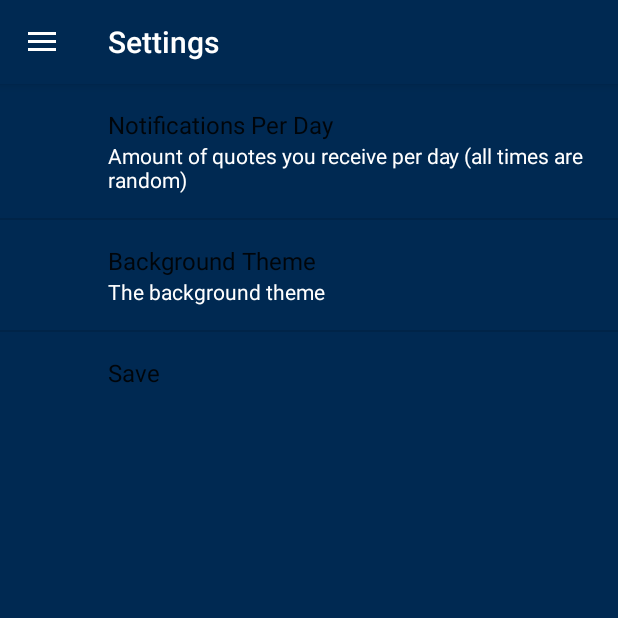
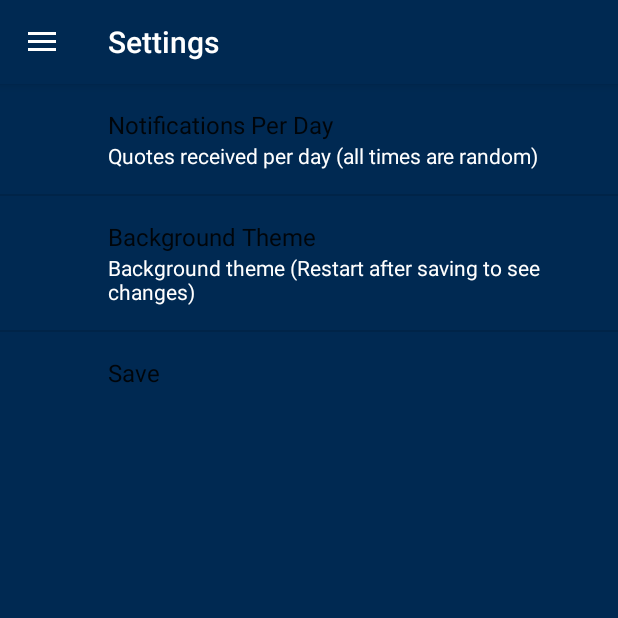
Before and after one commit to danieledwardharrington/betterDays, an Android app: the screen it shows after launch (MainActivity before the commit, SettingsActivity after it), in the side drawer, after a tap on "Settings", on a phone screen of 412 x 824 dp, the top half of it. Run offline under Robolectric (Android 15) with nearby library versions, the phone set to English and light mode, and no system bars; our stand-ins replace androidx.preference.

Commit message:
added text file for quotes; added method shell for populating lists; added notification intent to launch proper fragment

```diff
--- a/app/src/main/AndroidManifest.xml
+++ b/app/src/main/AndroidManifest.xml
@@ -11,7 +11,9 @@
         android:roundIcon="@mipmap/ic_launcher_round"
         android:supportsRtl="true"
         android:theme="@style/AppTheme">
-
+        <activity android:name=".SettingsActivity"
+            android:theme="@style/AppTheme.NoActionBar"
+            />
         <activity
             android:name=".MainActivity"
             android:theme="@style/AppTheme.NoActionBar">
--- a/app/src/main/java/com/abc/danielharrington/betterdays/MainActivity.kt
+++ b/app/src/main/java/com/abc/danielharrington/betterdays/MainActivity.kt
@@ -1,6 +1,7 @@
 package com.abc.danielharrington.betterdays
 
 import android.content.Context
+import android.content.Intent
 import com.google.android.material.navigation.NavigationView
 
 import androidx.core.view.GravityCompat
@@ -30,8 +31,26 @@ class MainActivity : AppCompatActivity(), NavigationView.OnNavigationItemSelecte
 
     private var appNotifications: Int = 0
 
+    companion object{
+        var quotesList: ArrayList<String> = ArrayList()
+        var speakersList: ArrayList<String> = ArrayList()
+    }
+
     override fun onCreate(savedInstanceState: Bundle?) {
         super.onCreate(savedInstanceState)
+
+        //populating the quotes and speakers lists
+        populateLists()
+
+        //for launching a fragment from notification
+        var type: String = getIntent().getStringExtra("From")
+        if(type != null){
+            when (type){
+                "quotesFragment" -> {
+                    supportFragmentManager.beginTransaction().replace(R.id.fragment_container, quotesFragment!!).commit()
+                }//quotesFragment
+            }//when
+        }//if
 
         aboutFragment = AboutFragment()
         settingsFragment = SettingsFragment()
@@ -64,7 +83,10 @@ class MainActivity : AppCompatActivity(), NavigationView.OnNavigationItemSelecte
         when (item.itemId) {
             R.id.nav_quotes -> supportFragmentManager.beginTransaction().replace(R.id.fragment_container, quotesFragment!!).commit()
             R.id.nav_about -> supportFragmentManager.beginTransaction().replace(R.id.fragment_container, aboutFragment!!).commit()
-            R.id.nav_settings -> supportFragmentManager.beginTransaction().replace(R.id.fragment_container, settingsFragment!!).commit()
+            R.id.nav_settings -> {
+                val intent: Intent = Intent(this, SettingsActivity::class.java)
+                startActivity(intent)
+            }
             R.id.nav_share -> {
             }
         }//when
@@ -72,7 +94,6 @@ class MainActivity : AppCompatActivity(), NavigationView.OnNavigationItemSelecte
         drawer!!.closeDrawer(GravityCompat.START)
         return true
     }
-
 
     override fun onBackPressed() {
         if (drawer!!.isDrawerOpen(GravityCompat.START)) {
@@ -85,12 +106,22 @@ class MainActivity : AppCompatActivity(), NavigationView.OnNavigationItemSelecte
 
     //method to load the saved data
     fun loadData() {
-        val context = applicationContext
+        //val context = applicationContext
 
-        val sharedPreferences = PreferenceManager.getDefaultSharedPreferences(context)
-        QUOTES_THEME = sharedPreferences.getString(THEME_PREF, "Beach")
+        val sharedPreferences = getSharedPreferences(SHARED_PREFS, Context.MODE_PRIVATE)
+        QUOTES_THEME = sharedPreferences.getString(THEME_PREF, "")
         appNotifications = sharedPreferences.getInt(NOTS_PREF, 0)
     }//loadData method
 
+    //method to populate the lists
+    fun populateLists(){
+        //clearing them to avoid repeats
+        quotesList.clear()
+        speakersList.clear()
+
+
+
+    }//populateLists method
+
 
 }//MainActivity class
--- a/app/src/main/java/com/abc/danielharrington/betterdays/QuotesFragment.kt
+++ b/app/src/main/java/com/abc/danielharrington/betterdays/QuotesFragment.kt
@@ -17,19 +17,35 @@ class QuotesFragment() : Fragment() {
     }//companion object
 
     override fun onCreateView(inflater: LayoutInflater, container: ViewGroup?, savedInstanceState: Bundle?): View? {
-        loadData()
+        //loadData()
 
         var rootView = inflater.inflate(R.layout.quotes_fragment, container, false)
 
         activity!!.title = "Quotes"
 
-        if (QUOTES_THEME == "Forest") {
-            rootView.setBackgroundResource(R.drawable.img_forest)
-        } else if (QUOTES_THEME == "Beach") {
-            rootView.setBackgroundResource(R.drawable.img_beach)
-        } else if (QUOTES_THEME == "Space") {
-            rootView.setBackgroundResource(R.drawable.img_space)
-        }
+        //when for the background
+        when (QUOTES_THEME){
+            "Forest" ->{
+                rootView.setBackgroundResource(R.drawable.img_forest)
+            }//forest
+            "Beach" ->{
+                rootView.setBackgroundResource(R.drawable.img_beach)
+            }//beach
+            "Space" ->{
+                rootView.setBackgroundResource(R.drawable.img_space)
+            }//space
+            "Mountain" ->{
+                rootView.setBackgroundResource(R.drawable.img_mountain)
+            }//mountain
+            "Default" ->{
+                rootView.setBackgroundResource(R.color.signBlue)
+            }//default
+            else ->{
+                rootView.setBackgroundResource(R.color.signBlue)
+            }//else
+
+        }//when
+
         var testTV: TextView = rootView.findViewById(R.id.quote_text_view)
         testTV.text = QUOTES_THEME
         return rootView
--- a/app/src/main/java/com/abc/danielharrington/betterdays/SettingsActivity.kt
+++ b/app/src/main/java/com/abc/danielharrington/betterdays/SettingsActivity.kt
@@ -1,4 +1,64 @@
 package com.abc.danielharrington.betterdays
 
-class SettingsActivity {
-}
+import android.content.Intent
+import android.os.Bundle
+import android.view.MenuItem
+import androidx.appcompat.app.ActionBarDrawerToggle
+import androidx.appcompat.app.AppCompatActivity
+import androidx.appcompat.widget.Toolbar
+import androidx.core.view.GravityCompat
+import androidx.drawerlayout.widget.DrawerLayout
+import com.google.android.material.navigation.NavigationView
+
+class SettingsActivity : AppCompatActivity(), NavigationView.OnNavigationItemSelectedListener {
+
+    private var drawer: DrawerLayout? = null
+    private var quotesFragment: QuotesFragment? = null
+    private var aboutFragment: AboutFragment? = null
+
+    override fun onCreate(savedInstanceState: Bundle?) {
+        super.onCreate(savedInstanceState)
+        setContentView(R.layout.activity_settings)
+
+        quotesFragment = QuotesFragment()
+        aboutFragment = AboutFragment()
+
+        val toolbar = findViewById<Toolbar>(R.id.toolbar)
+        setSupportActionBar(toolbar)
+
+        drawer = findViewById(R.id.drawer_layout)
+
+        val toggle = ActionBarDrawerToggle(this, drawer, toolbar, R.string.navigation_drawer_open, R.string.navigation_drawer_close)
+        drawer!!.addDrawerListener(toggle)
+        toggle.syncState()
+
+        val navView = findViewById<NavigationView>(R.id.nav_view)
+        navView.setNavigationItemSelectedListener(this)
+
+        supportFragmentManager.beginTransaction().replace(R.id.fragment_container, SettingsFragment()).commit();
+    }//onCreate method
+
+    override fun onNavigationItemSelected(item: MenuItem): Boolean {
+        when (item.itemId) {
+            R.id.nav_quotes -> supportFragmentManager.beginTransaction().replace(R.id.fragment_container, quotesFragment!!).commit()
+            R.id.nav_about -> supportFragmentManager.beginTransaction().replace(R.id.fragment_container, aboutFragment!!).commit()
+            R.id.nav_settings -> supportFragmentManager.beginTransaction().replace(R.id.fragment_container, SettingsFragment()).commit()
+            R.id.nav_share -> {
+            }//nav_share
+        }//when
+
+        drawer!!.closeDrawer(GravityCompat.START)
+        return true
+    }
+
+
+    override fun onBackPressed() {
+        if (drawer!!.isDrawerOpen(GravityCompat.START)) {
+            drawer!!.closeDrawer(GravityCompat.START)
+
+        } else {
+            super.onBackPressed()
+        }
+    }//onBackPressed
+
+}//SettingsActivity class
--- a/app/src/main/java/com/abc/danielharrington/betterdays/SettingsFragment.kt
+++ b/app/src/main/java/com/abc/danielharrington/betterdays/SettingsFragment.kt
@@ -26,10 +26,8 @@ class SettingsFragment : PreferenceFragmentCompat() {
     private var notificationsPreference: ListPreference? = null
     private var savePreference: Preference? = null
 
-    //private var THEME_SELECTED: String? = null
     private var NOTIFICATIONS_PER_DAY: Int = 0
 
-    //private var theme: String? = null
     private var notifications: Int = 0
 
     private var calList: ArrayList<Calendar> = ArrayList()
@@ -64,7 +62,8 @@ class SettingsFragment : PreferenceFragmentCompat() {
     }//onCreatePreferences
 
     //method to save preferences when the user clicks "SAVE"
-    fun saveData() {
+    private fun saveData() {
+        clearAlarms()
 
         if (NOTIFICATIONS_PER_DAY > 0) {
             setAlarms()
@@ -91,7 +90,7 @@ class SettingsFragment : PreferenceFragmentCompat() {
     }//loadData method
 
     //method to set repeating notification alarms (random times)
-    fun setAlarms() {
+    private fun setAlarms() {
         val rand = Random()
         var hour: Int
         var minute: Int
@@ -119,7 +118,7 @@ class SettingsFragment : PreferenceFragmentCompat() {
     }//setAlarms method
 
     //method to clear the alarms
-    fun clearAlarms() {
+    private fun clearAlarms() {
         for (cal in calList) {
             var i = 0
             val alarmManager = context!!.getSystemService(Context.ALARM_SERVICE) as AlarmManager
@@ -136,14 +135,14 @@ class SettingsFragment : PreferenceFragmentCompat() {
         super.onViewCreated(view, savedInstanceState)
         view.setBackgroundResource(R.color.signBlue)
         activity!!.title = "Settings"
-    }
+    }//onViewCreated method
 
     companion object {
 
-        val SHARED_PREFS = "sharedPrefs"
-        val THEME_PREF = "themePreference"
-        val NOTS_PREF = "notificationsPreference"
+        const val SHARED_PREFS = "sharedPrefs"
+        const val THEME_PREF = "themePreference"
+        const val NOTS_PREF = "notificationsPreference"
         var theme: String? = null
         var THEME_SELECTED: String? = null
-    }
+    }//companion object
 }//SettingsFragment class
--- /dev/null
+++ b/app/src/main/res/layout/activity_settings.xml
@@ -0,0 +1,55 @@
+<?xml version="1.0" encoding="utf-8"?>
+<androidx.drawerlayout.widget.DrawerLayout
+    xmlns:android="http://schemas.android.com/apk/res/android"
+    xmlns:app="http://schemas.android.com/apk/res-auto"
+    xmlns:tools="http://schemas.android.com/tools"
+    android:layout_width="match_parent"
+    android:layout_height="match_parent"
+    android:id="@+id/drawer_layout"
+    android:fitsSystemWindows="true"
+    android:background="@color/signBlue"
+    tools:context=".MainActivity"
+    tools:openDrawer="start">
+
+    <LinearLayout
+        android:layout_width="match_parent"
+        android:layout_height="match_parent"
+        android:orientation="vertical">
+
+        <androidx.appcompat.widget.Toolbar
+            android:layout_width="match_parent"
+            android:layout_height="?attr/actionBarSize"
+            android:background="@color/signBlue"
+            android:id="@+id/toolbar"
+            android:theme="@style/ThemeOverlay.AppCompat.Dark.ActionBar"
+            app:popupTheme="@style/ThemeOverlay.AppCompat.Light"
+            android:elevation="4dp"
+
+            />
+
+
+        <FrameLayout
+
+            android:id="@+id/fragment_container"
+            android:layout_width="match_parent"
+            android:layout_height="match_parent"
+
+            />
+
+
+
+    </LinearLayout>
+
+    <com.google.android.material.navigation.NavigationView
+        android:layout_width="wrap_content"
+        android:layout_height="match_parent"
+        android:layout_gravity="start"
+        android:background="@color/signBlue"
+        app:itemTextColor="@color/titleTextColor"
+        android:id="@+id/nav_view"
+        app:headerLayout="@layout/nav_header"
+        app:menu="@menu/drawer_menu">
+
+    </com.google.android.material.navigation.NavigationView>
+
+</androidx.drawerlayout.widget.DrawerLayout>
--- a/app/src/main/res/values/strings.xml
+++ b/app/src/main/res/values/strings.xml
@@ -4,11 +4,11 @@
     <string name="navigation_drawer_close">Close navigation drawer</string>
 
     <string name="per_day_string">Notifications Per Day</string>
-    <string name="per_day_summary">Amount of quotes you receive per day (all times are random)</string>
+    <string name="per_day_summary">Quotes received per day (all times are random)</string>
     <string name="per_day_default">0</string>
 
     <string name="themes_string">Background Theme</string>
-    <string name="themes_summary">The background theme</string>
+    <string name="themes_summary">Background theme (Restart after saving to see changes)</string>
     <string name="themes_default_value">Default</string>
 
     <string-array name="quotes_per_day_numbers">
```
Also changed, not shown: app/src/main/assests/quotesTextFile.txt (added, +72 -0 lines), app/src/main/java/com/abc/danielharrington/betterdays/AlertReceiver.kt (+9 -1 lines).
